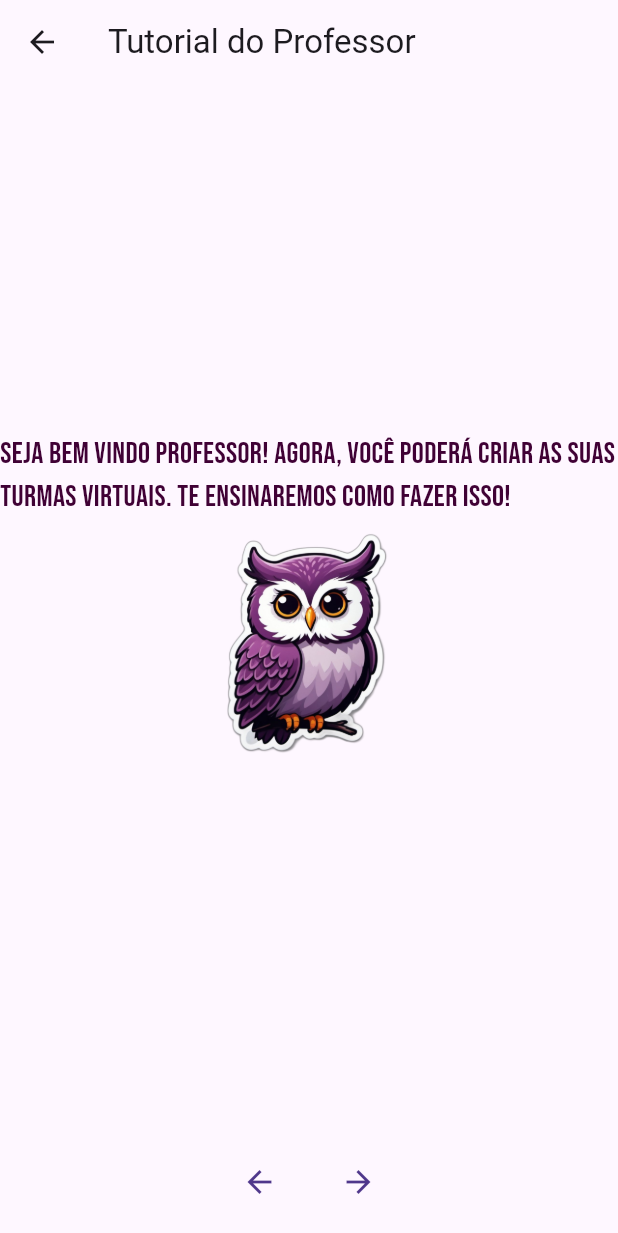
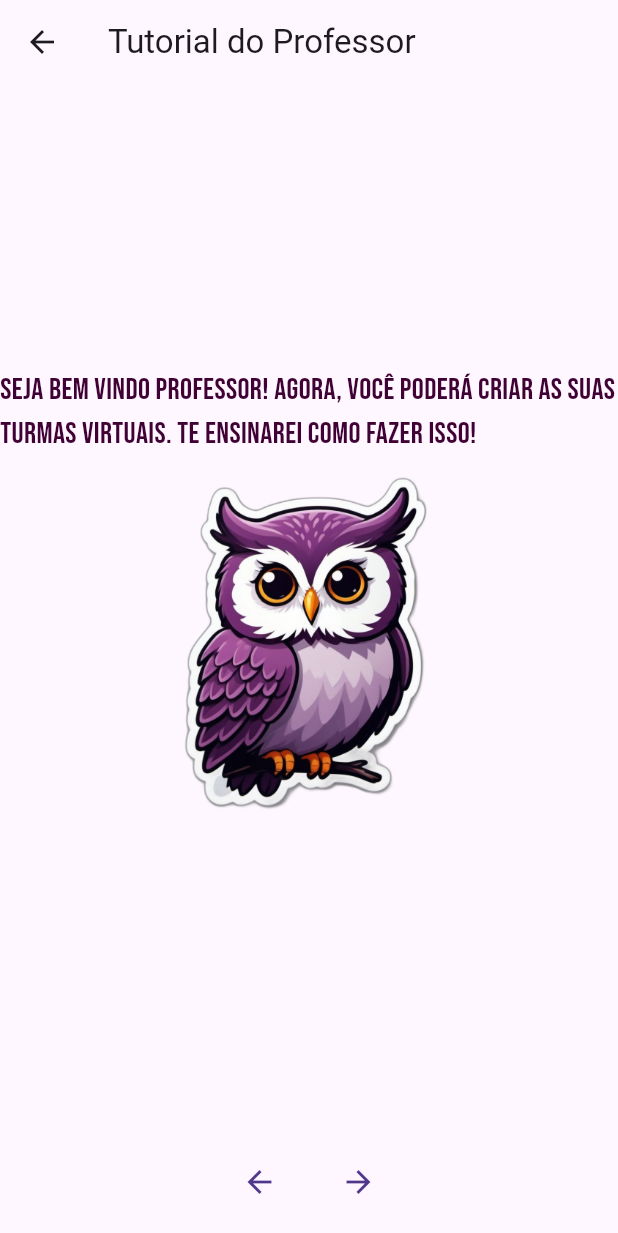
Before and after one commit to pedroresendev/abnt_game-v2.0, a Flutter app: the TutorialProfessorPage screen opened directly, on a phone screen of 412 x 824 dp. Shown: the top 1233 px of the screen. Run offline on Flutter 3.47's test engine with Material 3 defaults, Android fonts, the phone set to English and light mode, and no system bars; our stand-ins replace auto_size_text, bot_toast, cloud_firestore, firebase_auth, firebase_core, firebase_storage and 5 more; accounts and stored records are empty.

Commit message:
Ajuste na tela de tutorial de professor
Ajuste nas fontes e nas imagens, bem como o uso de bordas em cada ícone

```diff
--- a/lib/modules/home/pages/telas/tutorial_professor.dart
+++ b/lib/modules/home/pages/telas/tutorial_professor.dart
@@ -28,12 +28,18 @@ class _TutorialProfessorPageState extends State<TutorialProfessorPage> {
               mainAxisAlignment: MainAxisAlignment.center,
               children: <Widget>[
                 Text(
-                  '''Seja bem vindo professor! Agora, você poderá criar as suas turmas virtuais. Te ensinaremos como fazer isso!''',
+                  '''Seja bem vindo professor! Agora, você poderá criar as suas turmas virtuais. Te ensinarei como fazer isso!''',
                   style: TextStyle(fontFamily: "BebasNeue", color: roxo, fontSize: 20),
                 ),
-                Image.asset(
+                Container(
+                  margin: EdgeInsets.zero,
+                  padding: EdgeInsets.zero,
+                  child: Image.asset(
                     "src/images/coruja.png",
-                  width: size.width * .40,
+                    width: 250, // Define a largura da imagem
+                    height: 250,
+                    fit: BoxFit.contain,
+                  ),
                 ),
               ],
             ),
@@ -43,11 +49,14 @@ class _TutorialProfessorPageState extends State<TutorialProfessorPage> {
             child: Column(
               mainAxisAlignment: MainAxisAlignment.center,
               children: <Widget>[
-                Text(
+                Container(
+                padding: EdgeInsets.all(10),
+                 child: Text(
                     '''PASSO 1: Clique no ícone de tabela localizado na parte de baixo da tela.''',
                     style: TextStyle(fontFamily: "BebasNeue", color: roxo, fontSize: 20),
                   ),
-                Padding(padding: EdgeInsets.all(10)),
+                ),
+                Padding(padding: EdgeInsets.all(1)),
                 Image.asset(
                   "src/images/tela_inicial.png",
                   width: size.width * .50,
@@ -68,14 +77,17 @@ class _TutorialProfessorPageState extends State<TutorialProfessorPage> {
             child: Column(
               mainAxisAlignment: MainAxisAlignment.center,
               children: <Widget>[
-                  Text(
-                    'PASSO 3: Ao clicar, você será redirecionado para uma nova sessão. Nela, será possível colocar o nome da sua turma e tambémtodos os conteúdos que queria deixar disponível.',
+                Container(
+                  padding: EdgeInsets.all(20),
+                  child: Text(
+                    'PASSO 3: Ao clicar, você será redirecionado para uma nova sessão. Nela, será possível colocar o nome da sua turma e também todos os conteúdos que queria deixar disponível.',
                     style: TextStyle(fontFamily: "BebasNeue", color: roxo, fontSize: 20),
                   ),
-                  Padding(padding: EdgeInsets.all(1)),
+                ),
                 Image.asset(
                   "src/images/criando_turma.PNG",
-                    width: size.width * .40,
+                  width: size.width * .50,
+                  height: size.height * .40,
                 ),
               ],
             ),
@@ -115,20 +127,23 @@ class _TutorialProfessorPageState extends State<TutorialProfessorPage> {
         child: Column(
           mainAxisAlignment: MainAxisAlignment.center,
           children: <Widget>[
-                RichText(
+            Padding(
+              padding: EdgeInsets.all(10), // Adicione o valor do padding que você deseja aqui
+              child: RichText(
                 text: TextSpan(
                   style: TextStyle(fontFamily: "BebasNeue", color: roxo, fontSize: 20),
                   children: <TextSpan>[
                     TextSpan(
-                        text: 'Agora, você será redirecionado para a aba da turma. Nela, você poderá ver todos os conteúdos que disponibilizou para os alunos.',
+                      text: 'Agora, você será redirecionado para a aba da turma.',
                     ),
                     TextSpan(
                       text: '\n\n', // Adiciona uma linha em branco entre os parágrafos
                     ),
                     TextSpan(
-                        text: 'Um ranking de alunos é disponibilizado, mostrando os alunos que mais pontuaram na turma. A pontuação aumenta com o número de acertos nas atividades!',
+                      text: 'Aqui, um ranking de alunos é disponibilizado, mostrando os alunos que mais pontuaram na turma. A pontuação aumenta com o número de acertos nas atividades!',
                     ),
                   ],
+                ),
               ),
             ),
             Padding(padding: EdgeInsets.all(25)),
```
Also changed, not shown: pubspec.lock, src/images/btn_nova_turma.PNG, src/images/criando_turma.PNG, src/images/ranking_alunos.PNG, src/images/tela_criar_nova_turma.png, src/images/tela_inicial.png, src/images/ver_turma.PNG, 30 other files. Lines whose indentation alone changed are shown as unchanged.
